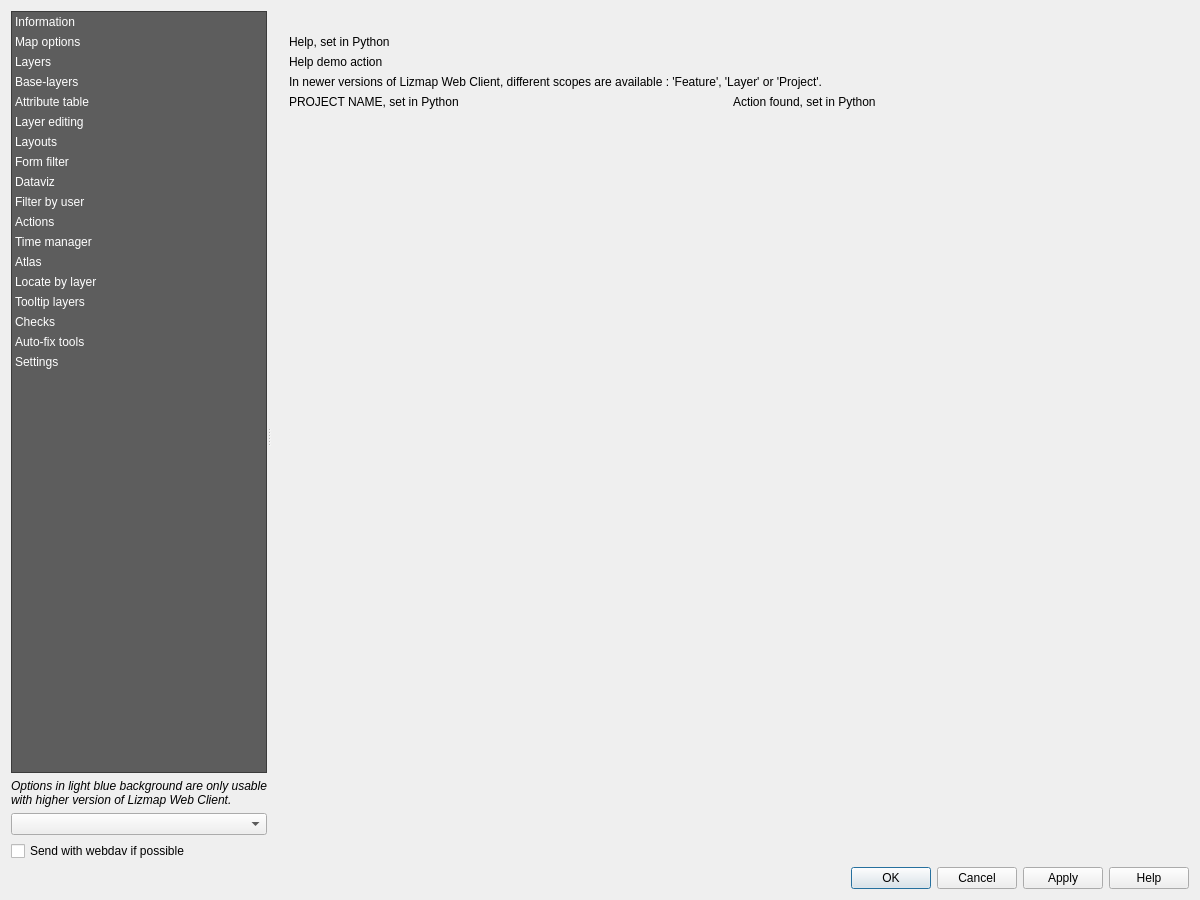
Qt form lizmap/resources/ui/ui_lizmap.ui (3liz/lizmap-plugin) before a commit.
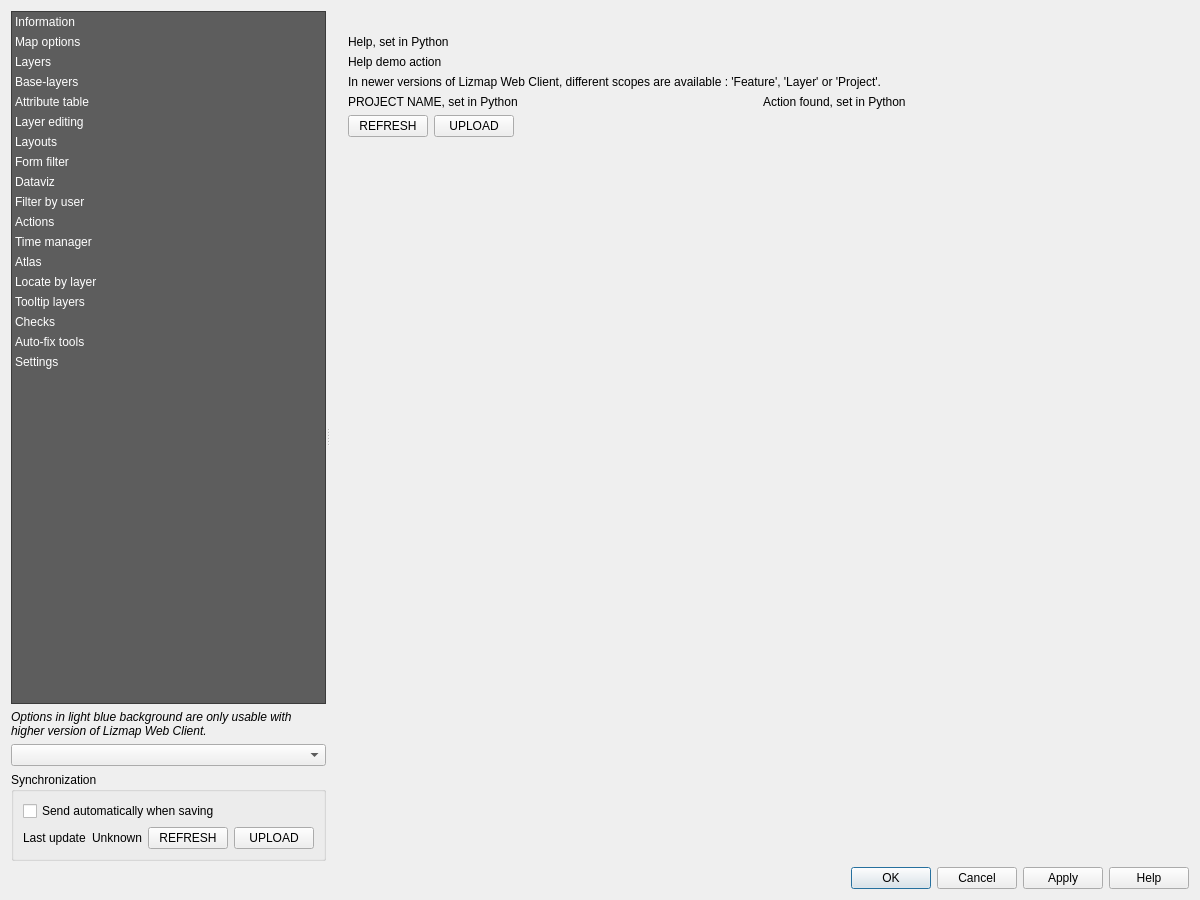
The same form after that commit. The open tabs and pages were chosen to show the change. Custom widgets are drawn as their Qt base class.

What changed in the file:
```diff
--- a/lizmap/resources/ui/ui_lizmap.ui
+++ b/lizmap/resources/ui/ui_lizmap.ui
@@ -209,10 +209,63 @@
         <widget class="QComboBox" name="repository_combo"/>
        </item>
        <item>
-        <widget class="QCheckBox" name="send_webdav">
-         <property name="text">
-          <string>Send with webdav if possible</string>
+        <widget class="QGroupBox" name="webdav_groupbox">
+         <property name="title">
+          <string>Synchronization</string>
          </property>
+         <layout class="QVBoxLayout" name="verticalLayout_8">
+          <item>
+           <widget class="QCheckBox" name="send_webdav">
+            <property name="text">
+             <string>Send automatically when saving</string>
+            </property>
+           </widget>
+          </item>
+          <item>
+           <layout class="QHBoxLayout" name="horizontalLayout_11">
+            <item>
+             <widget class="QLabel" name="label_36">
+              <property name="text">
+               <string>Last update</string>
+              </property>
+             </widget>
+            </item>
+            <item>
+             <widget class="QLabel" name="webdav_last_update">
+              <property name="text">
+               <string notr="true">Unknown</string>
+              </property>
+             </widget>
+            </item>
+            <item>
+             <widget class="QPushButton" name="button_refresh_date_webdav">
+              <property name="sizePolicy">
+               <sizepolicy hsizetype="Maximum" vsizetype="Fixed">
+                <horstretch>0</horstretch>
+                <verstretch>0</verstretch>
+               </sizepolicy>
+              </property>
+              <property name="text">
+               <string notr="true">REFRESH</string>
+              </property>
+             </widget>
+            </item>
+            <item>
+             <widget class="QPushButton" name="button_upload_webdav">
+              <property name="sizePolicy">
+               <sizepolicy hsizetype="Maximum" vsizetype="Fixed">
+                <horstretch>0</horstretch>
+                <verstretch>0</verstretch>
+               </sizepolicy>
+              </property>
+              <property name="text">
+               <string>UPLOAD</string>
+              </property>
+             </widget>
+            </item>
+           </layout>
+          </item>
+         </layout>
         </widget>
        </item>
       </layout>
@@ -3698,6 +3751,37 @@
              </item>
             </layout>
            </item>
+           <item>
+            <layout class="QHBoxLayout" name="horizontalLayout_12">
+             <item>
+              <widget class="QPushButton" name="button_refresh_action">
+               <property name="text">
+                <string notr="true">REFRESH</string>
+               </property>
+              </widget>
+             </item>
+             <item>
+              <widget class="QPushButton" name="button_upload_action">
+               <property name="text">
+                <string notr="true">UPLOAD</string>
+               </property>
+              </widget>
+             </item>
+             <item>
+              <spacer name="horizontalSpacer_5">
+               <property name="orientation">
+                <enum>Qt::Horizontal</enum>
+               </property>
+               <property name="sizeHint" stdset="0">
+                <size>
+                 <width>40</width>
+                 <height>20</height>
+                </size>
+               </property>
+              </spacer>
+             </item>
+            </layout>
+           </item>
            <item>
             <spacer name="verticalSpacer_2">
              <property name="orientation">
```
Left out of the diff: 30 changed lines with no effect on the pictures.
